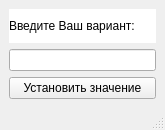
alizalas/QtProject, file My_Project/add_item.ui: the form before one commit.
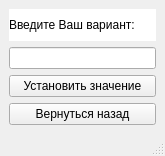
The form after the commit.

Patch:
```diff
--- a/My_Project/add_item.ui
+++ b/My_Project/add_item.ui
@@ -7,7 +7,7 @@
     <x>0</x>
     <y>0</y>
     <width>165</width>
-    <height>130</height>
+    <height>156</height>
    </rect>
   </property>
   <property name="windowTitle">
@@ -35,6 +35,13 @@
       </property>
      </widget>
     </item>
+    <item>
+     <widget class="QPushButton" name="returne">
+      <property name="text">
+       <string>Вернуться назад</string>
+      </property>
+     </widget>
+    </item>
    </layout>
   </widget>
   <widget class="QMenuBar" name="menubar">
```
